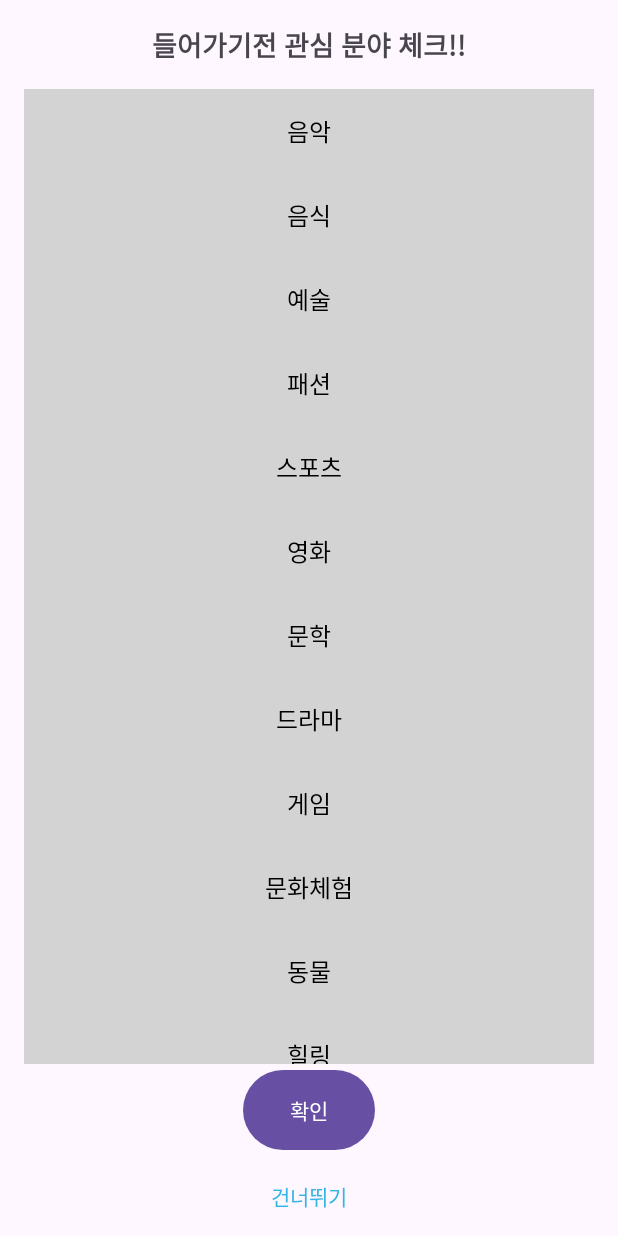
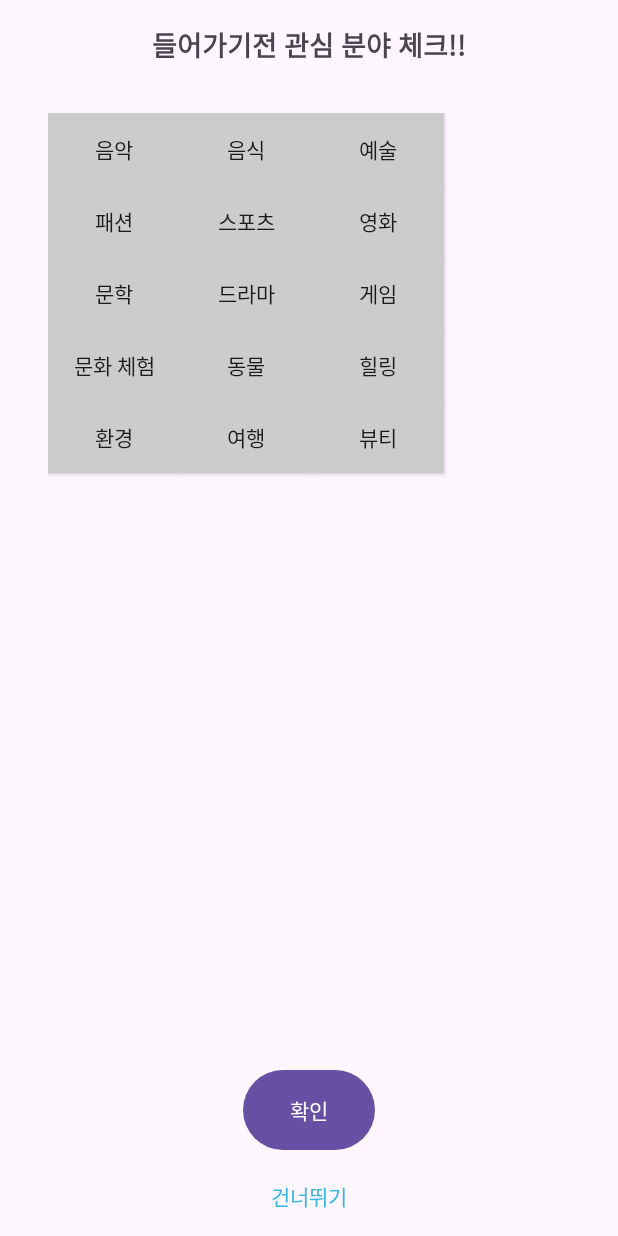
Before and after one commit to geonhee5593/madagascar, an Android app: the screen it shows after launch (MainActivity), on a phone screen of 412 x 824 dp. Run offline under Robolectric (Android 15) with nearby library versions, the phone set to English and light mode, and no system bars.

Commit message:
완전 수정본

```diff
--- a/app/src/main/AndroidManifest.xml
+++ b/app/src/main/AndroidManifest.xml
@@ -21,7 +21,7 @@
                 <category android:name="android.intent.category.LAUNCHER" />
             </intent-filter>
         </activity>
-        <activity android:name=".NextActivity" />
+        <activity android:name=".NextActivity"></activity>
     </application>
 
 </manifest>
--- /dev/null
+++ b/app/src/main/java/com/example/madagascar/Content.kt
@@ -0,0 +1,3 @@
+package com.example.madagascar
+
+data class Content(val category: String, val imageResId: Int)
--- a/app/src/main/java/com/example/madagascar/InterestAdapter.kt
+++ /dev/null
@@ -1,65 +0,0 @@
-package com.example.madagascar
-
-import android.graphics.Color
-import android.view.LayoutInflater
-import android.view.View
-import android.view.ViewGroup
-import android.widget.TextView
-import androidx.core.content.ContextCompat
-import androidx.recyclerview.widget.RecyclerView
-
-class InterestAdapter(private val interests: List<String>) :
-    RecyclerView.Adapter<InterestAdapter.InterestViewHolder>() {
-
-    private val selectedInterests = mutableSetOf<String>()
-
-    override fun onCreateViewHolder(parent: ViewGroup, viewType: Int): InterestViewHolder {
-        val view = LayoutInflater.from(parent.context)
-            .inflate(R.layout.item_interest, parent, false)
-        return InterestViewHolder(view)
-    }
-
-    override fun onBindViewHolder(holder: InterestViewHolder, position: Int) {
-        val interest = interests[position]
-        holder.bind(interest)
-
-        // 클릭된 항목은 색상이 진하게 설정
-        holder.itemView.setBackgroundColor(
-            if (selectedInterests.contains(interest)) {
-                ContextCompat.getColor(holder.itemView.context, R.color.dark_gray)
-            } else {
-                ContextCompat.getColor(holder.itemView.context, R.color.light_gray)
-            }
-        )
-
-        // 항목 클릭 시 색상 변경
-        holder.itemView.setOnClickListener {
-            if (selectedInterests.contains(interest)) {
-                selectedInterests.remove(interest)
-                holder.itemView.setBackgroundColor(
-                    ContextCompat.getColor(holder.itemView.context, R.color.light_gray)
-                )
-            } else {
-                selectedInterests.add(interest)
-                holder.itemView.setBackgroundColor(
-                    ContextCompat.getColor(holder.itemView.context, R.color.dark_gray)
-                )
-            }
-        }
-    }
-
-    override fun getItemCount() = interests.size
-
-    // 선택된 관심 분야 반환
-    fun getSelectedInterests(): List<String> {
-        return selectedInterests.toList()
-    }
-
-    class InterestViewHolder(itemView: View) : RecyclerView.ViewHolder(itemView) {
-        private val interestTextView: TextView = itemView.findViewById(R.id.tv_interest)
-
-        fun bind(interest: String) {
-            interestTextView.text = interest
-        }
-    }
-}
--- a/app/src/main/java/com/example/madagascar/MainActivity.kt
+++ b/app/src/main/java/com/example/madagascar/MainActivity.kt
@@ -1,44 +1,58 @@
 package com.example.madagascar
 
 import android.content.Intent
+import android.graphics.Color
 import android.os.Bundle
 import android.widget.Button
+import android.widget.GridLayout
 import android.widget.TextView
 import androidx.appcompat.app.AppCompatActivity
-import androidx.recyclerview.widget.LinearLayoutManager
-import androidx.recyclerview.widget.RecyclerView
 
 class MainActivity : AppCompatActivity() {
 
-    private lateinit var recyclerView: RecyclerView
-    private lateinit var adapter: InterestAdapter
+    private val selectedInterests = mutableListOf<String>()
     private val interests = listOf(
-        "음악", "음식", "예술", "패션", "스포츠", "영화", "문학", "드라마",
-        "게임", "문화체험", "동물", "힐링", "환경", "여행", "뷰티"
+        "음악", "음식", "예술", "패션", "스포츠", "영화",
+        "문학", "드라마", "게임", "문화 체험", "동물", "힐링",
+        "환경", "여행", "뷰티"
     )
 
     override fun onCreate(savedInstanceState: Bundle?) {
         super.onCreate(savedInstanceState)
         setContentView(R.layout.activity_main)
 
-        recyclerView = findViewById(R.id.recyclerView)
-        val confirmButton: Button = findViewById(R.id.btn_confirm)
-        val skipTextView: TextView = findViewById(R.id.tv_skip)
+        val gridLayout = findViewById<GridLayout>(R.id.gridLayout)
 
-        adapter = InterestAdapter(interests)
-        recyclerView.layoutManager = LinearLayoutManager(this)
-        recyclerView.adapter = adapter
+        // 버튼을 동적으로 생성하고 그리드 레이아웃에 추가
+        interests.forEach { interest ->
+            val button = Button(this).apply {
+                text = interest
+                setBackgroundColor(Color.LTGRAY) // 초기 상태
+                setOnClickListener {
+                    if (selectedInterests.contains(interest)) {
+                        selectedInterests.remove(interest)
+                        setBackgroundColor(Color.LTGRAY) // 선택 해제 시 색상
+                    } else {
+                        selectedInterests.add(interest)
+                        setBackgroundColor(Color.DKGRAY) // 선택 시 색상
+                    }
+                }
+            }
+            // 그리드 레이아웃에 버튼 추가
+            gridLayout.addView(button)
+        }
 
-        // '확인' 버튼 클릭 시 선택한 항목을 가지고 다음 화면으로 이동
+        // 확인 버튼 클릭 시 선택한 항목을 전달
+        val confirmButton = findViewById<Button>(R.id.btn_confirm)
         confirmButton.setOnClickListener {
-            val selectedInterests = adapter.getSelectedInterests()
             val intent = Intent(this, NextActivity::class.java)
-            intent.putStringArrayListExtra("selectedCategories", ArrayList(selectedInterests))
+            intent.putStringArrayListExtra("selectedInterests", ArrayList(selectedInterests))
             startActivity(intent)
         }
 
-        // '건너뛰기' 클릭 시 아무 데이터 없이 다음 화면으로 이동
-        skipTextView.setOnClickListener {
+        // 건너뛰기 클릭 시 다음 화면으로 이동
+        val skipText = findViewById<TextView>(R.id.tv_skip)
+        skipText.setOnClickListener {
             startActivity(Intent(this, NextActivity::class.java))
         }
     }
--- /dev/null
+++ b/app/src/main/res/drawable/button_selector.xml
@@ -0,0 +1,5 @@
+<?xml version="1.0" encoding="utf-8"?>
+<selector xmlns:android="http://schemas.android.com/apk/res/android">
+    <item android:state_pressed="true" android:drawable="@color/dark_gray" /> <!-- 눌렀을 때 -->
+    <item android:drawable="@color/light_gray" /> <!-- 기본 상태 -->
+</selector>
--- a/app/src/main/res/layout/activity_main.xml
+++ b/app/src/main/res/layout/activity_main.xml
@@ -17,12 +17,17 @@
         android:layout_gravity="center"
         android:paddingBottom="16dp"/>
 
-    <androidx.recyclerview.widget.RecyclerView
-        android:id="@+id/recyclerView"
+    <GridLayout
+        android:id="@+id/gridLayout"
         android:layout_width="match_parent"
         android:layout_height="0dp"
         android:layout_weight="1"
-        android:orientation="vertical"/>
+        android:rowCount="5"
+        android:columnCount="3"
+        android:padding="16dp"
+        android:layout_gravity="center">
+        <!-- 버튼은 동적으로 추가됨 -->
+    </GridLayout>
 
     <Button
         android:id="@+id/btn_confirm"
--- a/app/src/main/res/layout/item_interest.xml
+++ /dev/null
@@ -1,10 +0,0 @@
-<?xml version="1.0" encoding="utf-8"?>
-<TextView xmlns:android="http://schemas.android.com/apk/res/android"
-    android:id="@+id/tv_interest"
-    android:layout_width="match_parent"
-    android:layout_height="wrap_content"
-    android:textSize="16sp"
-    android:padding="16dp"
-    android:gravity="center"
-    android:background="@color/light_gray"
-    android:textColor="@android:color/black"/>
--- a/app/src/main/res/values/colors.xml
+++ b/app/src/main/res/values/colors.xml
@@ -2,8 +2,6 @@
 <resources>
     <color name="black">#FF000000</color>
     <color name="white">#FFFFFFFF</color>
-        <color name="light_gray">#D3D3D3</color>
-        <color name="dark_gray">#A9A9A9</color>
-
-
+    <color name="dark_gray">#A9A9A9</color>
+    <color name="light_gray">#D3D3D3</color>
 </resources>
```
Also changed, not shown: app/src/main/java/com/example/madagascar/ContentAdapter.kt (added, +27 -0 lines), app/src/main/java/com/example/madagascar/NextActivity.kt (+38 -6 lines), app/src/main/res/layout/activity_next.xml (+20 -5 lines), app/src/main/res/layout/item_content.xml (added, +14 -0 lines).
